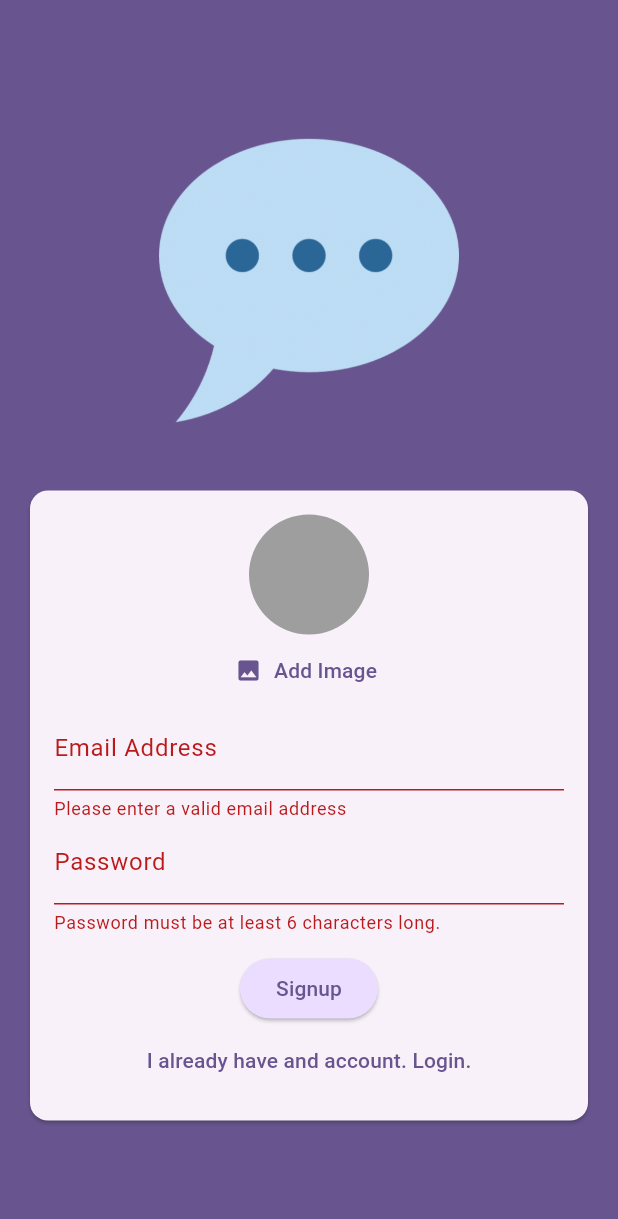
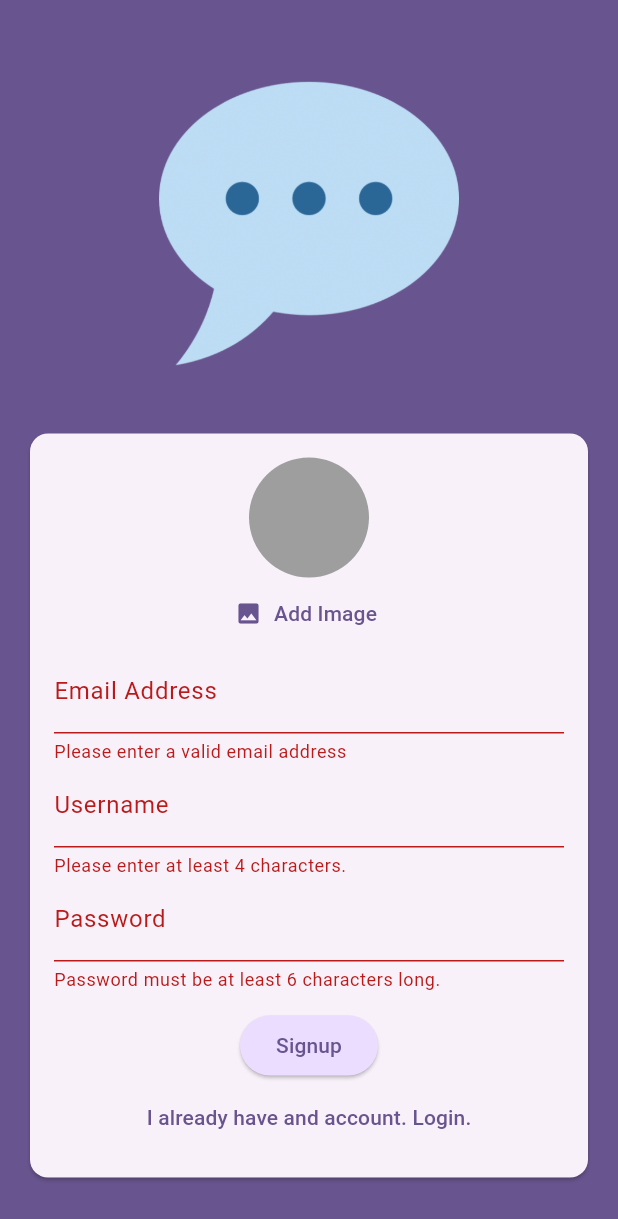
Before and after one commit to k-mushket/chat, a Flutter app: the screen it shows after launch, after a tap on "Login", after a tap on "Create an account", after a tap on "Signup", on a phone screen of 412 x 824 dp. Shown: the top 1219 px of the screen. Run offline on Flutter 3.47's test engine with Material 3 defaults, Android fonts, the phone set to English and light mode, and no system bars; our stand-ins replace cloud_firestore, firebase_auth, firebase_core, firebase_storage, image_picker; accounts and stored records are empty.

Commit message:
Added the ability to create a username during registration and write and read messages from database

```diff
--- a/lib/screens/auth.dart
+++ b/lib/screens/auth.dart
@@ -1,6 +1,7 @@
 import 'dart:io';
 
 import 'package:chat/widgets/user_image_picker.dart';
+import 'package:cloud_firestore/cloud_firestore.dart';
 import 'package:firebase_storage/firebase_storage.dart';
 import 'package:flutter/material.dart';
 import 'package:firebase_auth/firebase_auth.dart';
@@ -20,6 +21,7 @@ class _AuthScreenState extends State<AuthScreen> {
   var _isLogin = true;
   var _enteredEmail = '';
   var _enteredPassword = '';
+  var _enteredUsername = '';
   File? _selectedImage;
   var _isAuthenticating = false;
 
@@ -50,7 +52,15 @@ class _AuthScreenState extends State<AuthScreen> {
 
         await storageRef.putFile(_selectedImage!);
         final imageUrl = await storageRef.getDownloadURL();
-        print(imageUrl);
+
+        FirebaseFirestore.instance
+            .collection('users')
+            .doc(userCredentials.user!.uid)
+            .set({
+          'username': _enteredUsername,
+          'email': _enteredEmail,
+          'image_url': imageUrl
+        });
       }
     } on FirebaseAuthException catch (error) {
       if (error.code == 'email-already-in-use') {}
@@ -119,6 +129,23 @@ class _AuthScreenState extends State<AuthScreen> {
                               _enteredEmail = value!;
                             },
                           ),
+                          if (!_isLogin)
+                            TextFormField(
+                              decoration:
+                                  const InputDecoration(labelText: 'Username'),
+                              enableSuggestions: false,
+                              validator: (value) {
+                                if (value == null ||
+                                    value.isEmpty ||
+                                    value.trim().length < 4) {
+                                  return 'Please enter at least 4 characters.';
+                                }
+                                return null;
+                              },
+                              onSaved: (value) {
+                                _enteredUsername = value!;
+                              },
+                            ),
                           TextFormField(
                             decoration: const InputDecoration(
                               labelText: 'Password',
--- a/pubspec.yaml
+++ b/pubspec.yaml
@@ -39,6 +39,7 @@ dependencies:
   firebase_auth: ^4.17.6
   firebase_storage: ^11.6.7
   image_picker: ^1.0.7
+  cloud_firestore: ^4.15.6
 
 dev_dependencies:
   flutter_test:
```
Also changed, not shown: lib/screens/chat.dart (+7 -2 lines), lib/widgets/chat_messages.dart (added, +43 -0 lines), lib/widgets/new_message.dart (added, +74 -0 lines), pubspec.lock, 4 other files.
